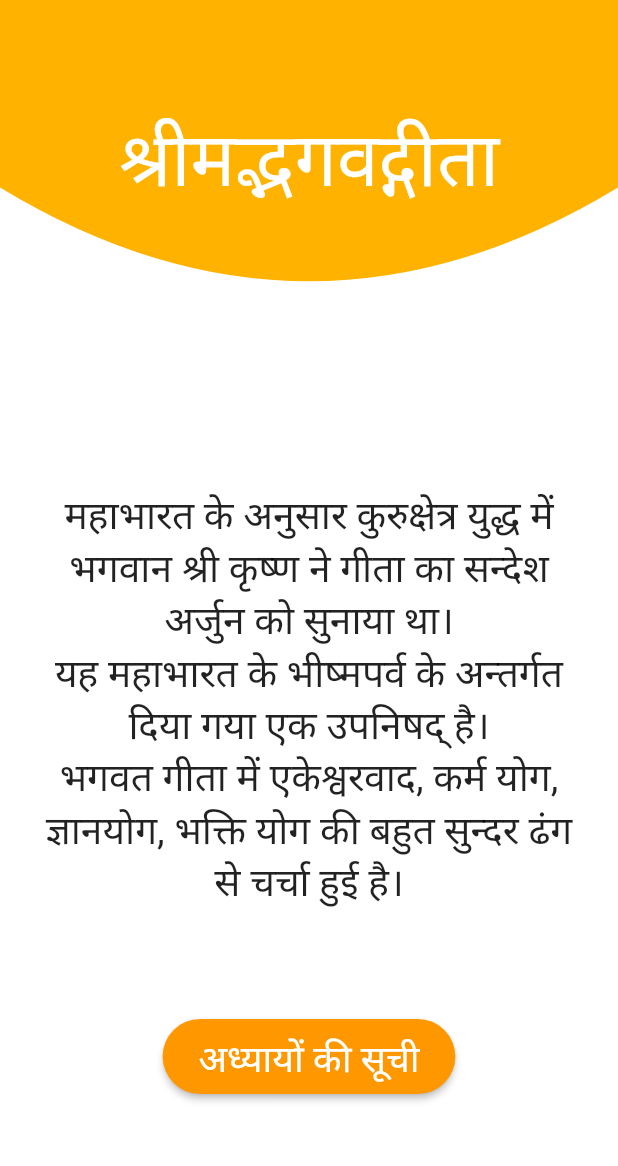
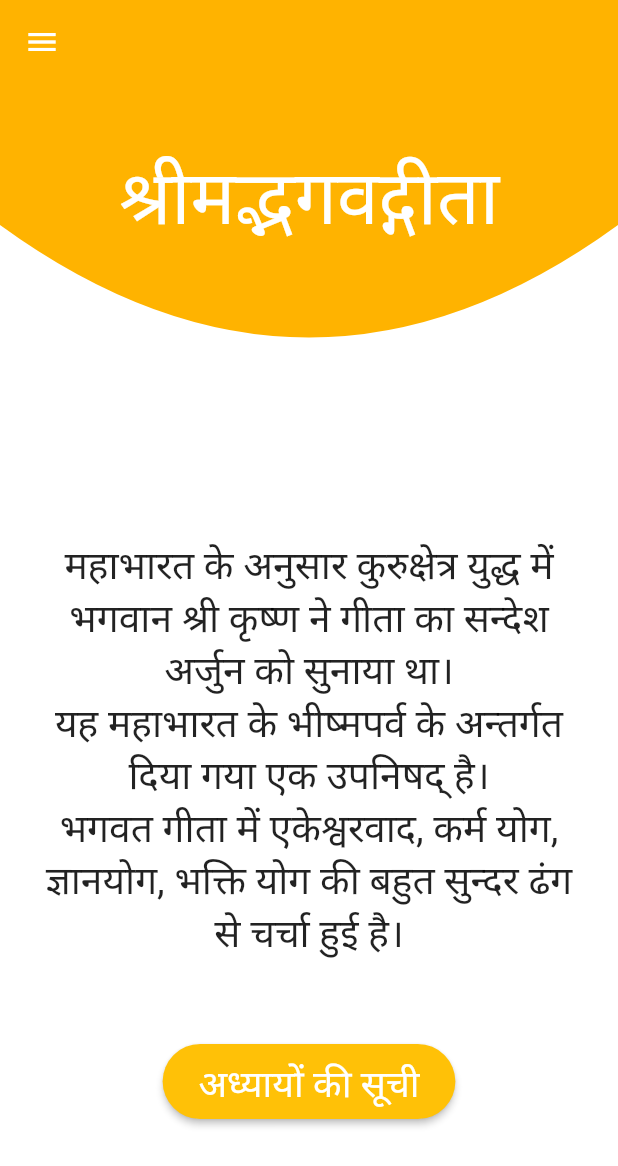
Before and after one commit to kashishkhullar/gita_app, a Flutter app: the screen it shows after launch, on a phone screen of 412 x 824 dp. Shown: the top 1166 px of the screen. Run offline on Flutter 3.47's test engine with Material 2 defaults, Android fonts, the light colour scheme and no system bars; missing offline and left inert: dart:ffi.

Commit message:
added drawer and hamburger icon

```diff
--- a/lib/main.dart
+++ b/lib/main.dart
@@ -21,7 +21,7 @@ class MyApp extends StatelessWidget {
         // or simply save your changes to "hot reload" in a Flutter IDE).
         // Notice that the counter didn't reset back to zero; the application
         // is not restarted.
-        primarySwatch: Colors.orange,
+        primarySwatch: Colors.amber,
         // This makes the visual density adapt to the platform that you run
         // the app on. For desktop platforms, the controls will be smaller and
         // closer together (more dense) than on mobile platforms.
--- a/lib/screens/home.screen.dart
+++ b/lib/screens/home.screen.dart
@@ -8,6 +8,13 @@ class HomeScreen extends StatelessWidget {
   Widget build(BuildContext context) {
     return Scaffold(
       backgroundColor: Colors.white,
+      drawer: Drawer(),
+      extendBodyBehindAppBar: true,
+      appBar: AppBar(
+        backgroundColor: Colors.amber[600],
+        elevation: 0.0,
+        iconTheme: IconThemeData(color: Colors.white),
+      ),
       body: Column(
         mainAxisAlignment: MainAxisAlignment.spaceBetween,
         children: [
@@ -15,7 +22,7 @@ class HomeScreen extends StatelessWidget {
             clipper: HomeClipper(),
             child: Container(
               width: double.infinity,
-              height: 250,
+              height: 300,
               padding: EdgeInsets.only(bottom: 40),
               decoration: BoxDecoration(
                 color: Colors.amber[600],
```
